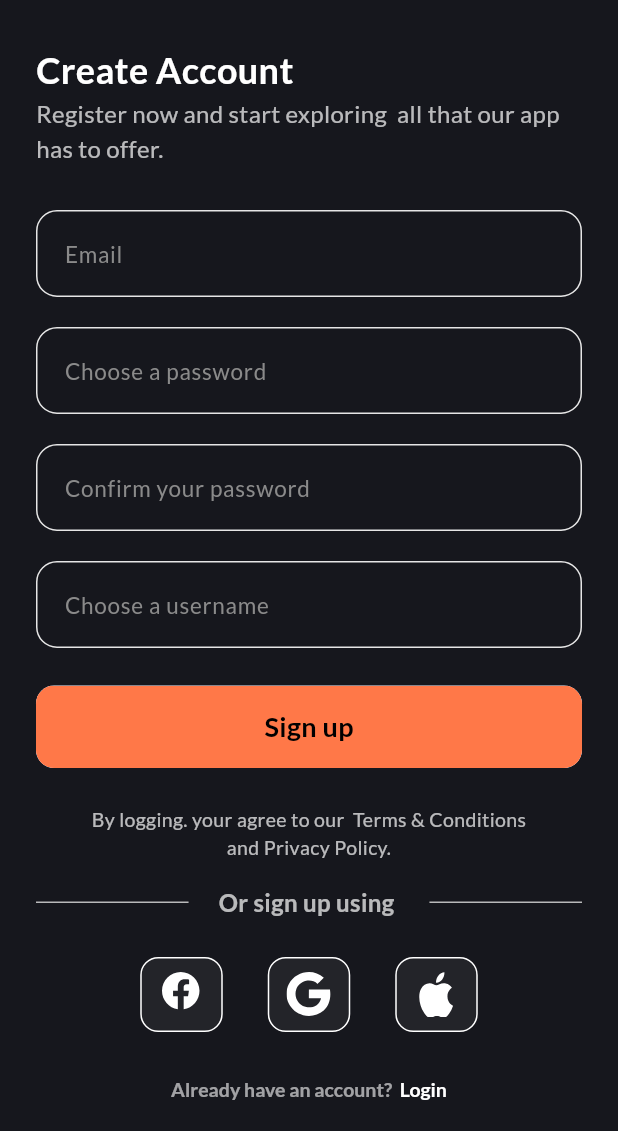
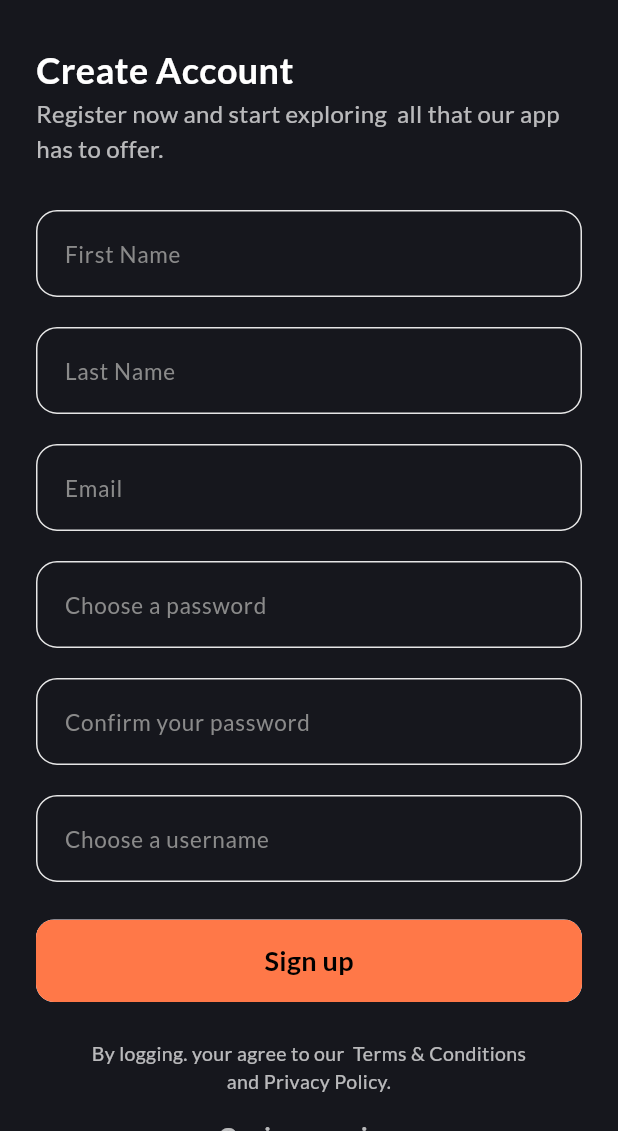
Before and after one commit to TamynatorSama/Beamify-Creator, a Flutter app: the SignUp screen opened directly, on a phone screen of 412 x 824 dp, the part 105-1236 px from its top. Run offline on Flutter 3.47's test engine with Material 3 defaults, Android fonts, the phone set to English and light mode, and no system bars; our stand-ins replace cloud_firestore, device_preview, firebase_core, flutter_bloc, flutter_svg, google_fonts and 2 more; missing offline and left inert: flutter_facebook_auth, flutter_webrtc; accounts and stored records are empty.

Commit message:
feat: added registration end point

```diff
--- a/lib/controller/state_manager/events/auth_event.dart
+++ b/lib/controller/state_manager/events/auth_event.dart
@@ -12,7 +12,16 @@ class RegisterEvent extends AuthEvent {
   final String email;
   final String password;
   final String username;
-  const RegisterEvent({required this.email, required this.password,required this.username});
+  final String firstName;
+  final String lastName;
+  final Function(String? value)? errorCallback;
+  const RegisterEvent(
+      {required this.email,
+      required this.firstName,
+      required this.password,
+      required this.lastName,
+      required this.username,
+      this.errorCallback});
 }
 
 class GoogleSignupEvent extends AuthEvent {
--- a/lib/controller/state_manager/state/auth_action.dart
+++ b/lib/controller/state_manager/state/auth_action.dart
@@ -1,8 +1,10 @@
 class AuthState {
   final bool isLoading;
   final String error;
-  const AuthState({required this.error,required this.isLoading});
+  const AuthState({required this.error, required this.isLoading});
 
-  factory AuthState.defaultState()=>const AuthState(error: "", isLoading: false);
+  factory AuthState.defaultState() =>
+      const AuthState(error: "", isLoading: false);
 
+  AuthState copyWith({String? error,bool? isLoading}) => AuthState(error: error??this.error, isLoading: isLoading??this.isLoading);
 }
--- a/lib/shared/http/http_helper.dart
+++ b/lib/shared/http/http_helper.dart
@@ -42,7 +42,8 @@ class HttpHelper {
           .timeout(const Duration(seconds: 60));
       print(response.statusCode);
       Map<String, dynamic> decodedJson = jsonDecode(response.body);
-      print(decodedJson);
+
+
       if (response.statusCode == AppStatusCode.successful ||
           response.statusCode == AppStatusCode.created) {
         return SuccessResponse.fromJson(decodedJson);
@@ -50,16 +51,15 @@ class HttpHelper {
       if (response.statusCode == AppStatusCode.validationError) {
         return ValidationError.fromJson(decodedJson);
       }
+
       return ErrorResponse.defaultError();
     } on SocketException catch (e) {
       print(e.message);
-      print("socket");
       return const HttpResponse(
         status: "Failure",
         message: "No internet connection",
       );
     } catch (e) {
-      print(e);
       return ErrorResponse.defaultError();
     }
   }
--- a/lib/shared/utils/custom_button.dart
+++ b/lib/shared/utils/custom_button.dart
@@ -26,7 +26,7 @@ class _CustomButtonState extends State<CustomButton> {
         borderRadius: BorderRadius.circular(12),
         child: InkWell(
           onTap: () async {
-            if (isLoading) return;
+            if ((widget.isLoading?? isLoading)) return;
             if (widget.onTap != null) {
               setState(() {
                 isLoading = true;
@@ -48,7 +48,7 @@ class _CustomButtonState extends State<CustomButton> {
               ),
               child: Center(
                 child: (widget.isLoading ?? isLoading) ?ConstrainedBox(
-                  constraints: BoxConstraints(maxHeight: 23,maxWidth: 23),
+                  constraints: const BoxConstraints(maxHeight: 23,maxWidth: 23),
                   child: const CircularProgressIndicator(strokeWidth: 5,color:Colors.black,))
               :Text(
                   widget.text,
--- a/lib/views/pages/onboarding/sign_up.dart
+++ b/lib/views/pages/onboarding/sign_up.dart
@@ -1,10 +1,12 @@
 import 'package:beamify_creator/controller/state_manager/bloc/auth_bloc.dart';
 import 'package:beamify_creator/controller/state_manager/events/auth_event.dart';
+import 'package:beamify_creator/controller/state_manager/state/auth_action.dart';
 import 'package:beamify_creator/shared/social_auth_button.dart';
+import 'package:beamify_creator/shared/utils/FeedbackDialog/error_dialog.dart';
 import 'package:beamify_creator/shared/utils/app_theme.dart';
 import 'package:beamify_creator/shared/utils/custom_button.dart';
 import 'package:beamify_creator/shared/utils/custom_input_field.dart';
-import 'package:beamify_creator/views/confirm_account.dart';
+import 'package:flutter/foundation.dart';
 import 'package:flutter/material.dart';
 import 'package:flutter_bloc/flutter_bloc.dart';
 
@@ -18,9 +20,25 @@ class SignUp extends StatefulWidget {
 class _SignUpState extends State<SignUp> {
   TextEditingController emailController = TextEditingController();
   TextEditingController usernameController = TextEditingController();
+  TextEditingController lastNameController = TextEditingController();
+  TextEditingController firstNameController = TextEditingController();
   TextEditingController passwordController = TextEditingController();
   TextEditingController confirmController = TextEditingController();
+
   final GlobalKey<FormState> _formKey = GlobalKey<FormState>();
+
+  @override
+  void initState() {
+    if (kDebugMode) {
+      emailController.text = "dadefemiwa@gmail.com";
+      usernameController.text = "Tamynator";
+      passwordController.text = "Samuelsegun1@";
+      confirmController.text = "Samuelsegun1@";
+     lastNameController.text = "Kolawole";
+  firstNameController.text = "Tamilore";
+    }
+    super.initState();
+  }
 
   @override
   Widget build(BuildContext context) {
@@ -72,6 +90,20 @@ class _SignUpState extends State<SignUp> {
                               child: Column(
                                 children: [
                                   CustomInputField(
+                                      hintText: "First Name",
+                                      inputType: TextInputType.name,
+                                      controller: firstNameController),
+                                      const SizedBox(
+                                    height: 20,
+                                  ),
+                                      CustomInputField(
+                                      hintText: "Last Name",
+                                      inputType: TextInputType.name,
+                                      controller: lastNameController),
+                                      const SizedBox(
+                                    height: 20,
+                                  ),
+                                  CustomInputField(
                                       hintText: "Email",
                                       inputType: TextInputType.emailAddress,
                                       controller: emailController),
@@ -117,16 +149,30 @@ class _SignUpState extends State<SignUp> {
                           const SizedBox(
                             height: 15,
                           ),
-                          CustomButton(
+                          BlocBuilder<AuthBloc,AuthState>(
+                            builder: (context,controller) {
+                              return CustomButton(
                                   text: "Sign up",
+                                  isLoading: controller.isLoading,
                                   onTap: () {
                                     if (_formKey.currentState!.validate()) {
-                                  context.read<AuthBloc>().add(RegisterEvent(email: emailController.text.trim(), password: passwordController.text,username: usernameController.text));
+                                      context.read<AuthBloc>().add(RegisterEvent(
+                                          email: emailController.text.trim(),
+                                          firstName: firstNameController.text,
+                                          lastName: lastNameController.text,
+                                          password: passwordController.text,
+                                          username: usernameController.text,
+                                          errorCallback: (value)=>showErrorFeedback(context,message: value)
+                                          ),
+
+                                          );
                                       // Navigator.of(context).push(MaterialPageRoute(
                                       //     builder: (context) =>
                                       //         const ConfirmAccount()));
                                     }
-                              }),
+                                  });
+                            }
+                          ),
                           const SizedBox(
                             height: 25,
                           ),
```
Also changed, not shown: lib/controller/repository/auth_repository.dart (+16 -6 lines), lib/controller/state_manager/bloc/auth_bloc.dart (+18 -1 lines), lib/shared/utils/FeedbackDialog/error_dialog.dart (+34 -10 lines). Lines whose indentation alone changed are shown as unchanged.
